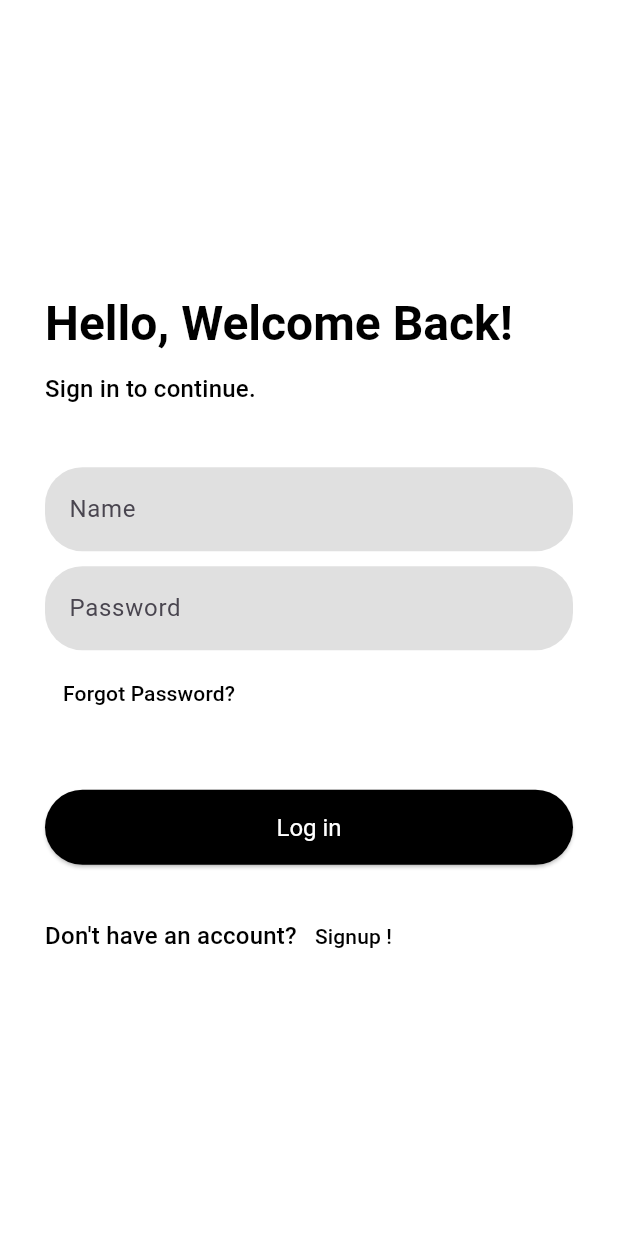
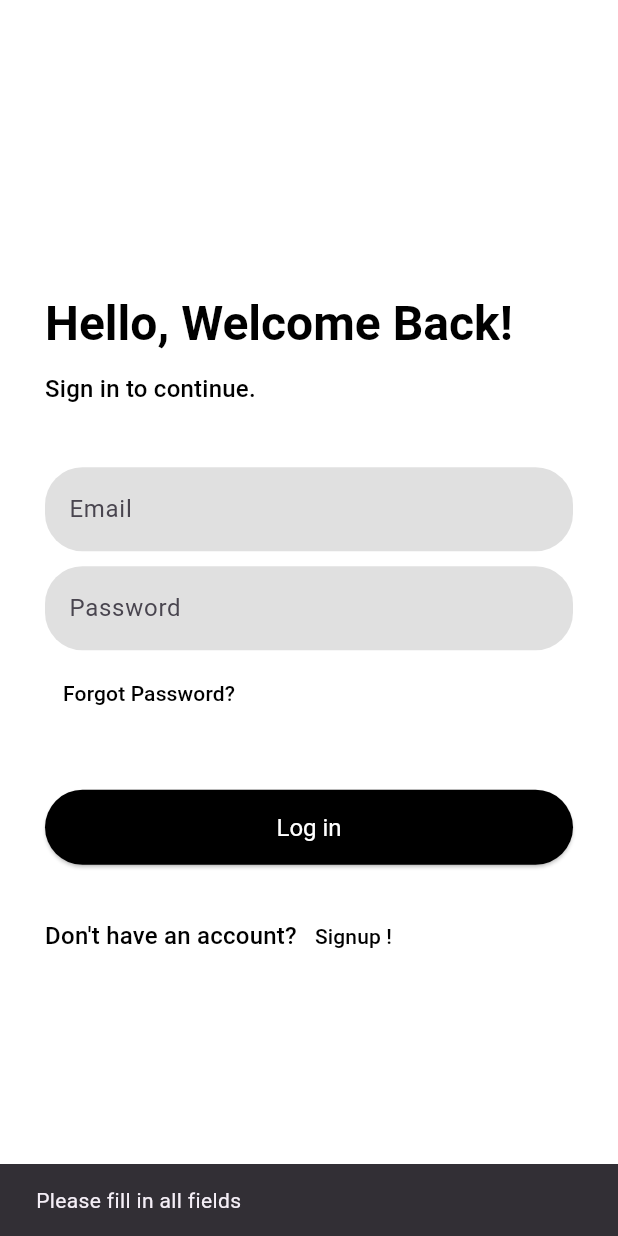
Before and after one commit to AhmedMohmmed33/Project3, a Flutter app: the screen it shows after launch, after a tap on "Log in", on a phone screen of 412 x 824 dp. Run offline on Flutter 3.47's test engine with Material 3 defaults, Android fonts, the phone set to English and light mode, and no system bars.

Commit message:
Update login_page.dart

```diff
--- a/lib/feature/auth/presentation/pages/login_page.dart
+++ b/lib/feature/auth/presentation/pages/login_page.dart
@@ -1,13 +1,52 @@
-// lib/feature/auth/presentation/pages/login_page.dart
-
+import 'dart:convert';
 import 'package:flutter/material.dart';
+import 'package:http/http.dart' as http;
 import 'signup_page.dart';
 
-class LoginPage extends StatelessWidget {
+class LoginPage extends StatefulWidget {
   const LoginPage({super.key});
 
-  Widget spacer() {
-    return const SizedBox(height: 20);
+  @override
+  State<LoginPage> createState() => _LoginPageState();
+}
+
+class _LoginPageState extends State<LoginPage> {
+  final TextEditingController emailController = TextEditingController();
+  final TextEditingController passwordController = TextEditingController();
+
+  Future<void> login() async {
+    final email = emailController.text.trim();
+    final password = passwordController.text.trim();
+
+    if (email.isEmpty || password.isEmpty) {
+      showSnackbar("Please fill in all fields");
+      return;
+    }
+
+    try {
+      final response = await http.post(
+        Uri.parse('http://192.168.1.7:5001/api/login'), // ✏️ غيّر الـ IP لو لازم
+        headers: {'Content-Type': 'application/json'},
+        body: jsonEncode({'email': email, 'password': password}),
+      );
+
+      if (response.statusCode == 200) {
+        final data = jsonDecode(response.body);
+        showSnackbar("Login Success ✅\nToken: ${data['token']}");
+        // Navigate to another page or store the token
+      } else {
+        final data = jsonDecode(response.body);
+        showSnackbar("Login failed ❌\n${data['message']}");
+      }
+    } catch (e) {
+      showSnackbar("Error: $e");
+    }
+  }
+
+  void showSnackbar(String message) {
+    ScaffoldMessenger.of(context).showSnackBar(
+      SnackBar(content: Text(message), duration: const Duration(seconds: 3)),
+    );
   }
 
   @override
@@ -19,26 +58,33 @@ class LoginPage extends StatelessWidget {
           mainAxisAlignment: MainAxisAlignment.center,
           crossAxisAlignment: CrossAxisAlignment.start,
           children: [
-            spacer(),
+            const SizedBox(height: 20),
             Text('Hello, Welcome Back!', style: Theme.of(context).textTheme.headlineLarge),
             const SizedBox(height: 12),
             Text('Sign in to continue.', style: Theme.of(context).textTheme.titleMedium),
             const SizedBox(height: 40),
-            TextField(obscureText: true, decoration: InputDecoration(labelText: 'Name')),
+            TextField(
+              controller: emailController,
+              decoration: const InputDecoration(labelText: 'Email'),
+            ),
             const SizedBox(height: 10),
-            TextField(obscureText: true, decoration: InputDecoration(labelText: 'Password')),
-            const SizedBox(height: 5.0),
-            TextButton(onPressed: () {}, child: const Text('Forgot Password?', style: TextStyle(color: Colors.black))),
+            TextField(
+              controller: passwordController,
+              obscureText: true,
+              decoration: const InputDecoration(labelText: 'Password'),
+            ),
+            const SizedBox(height: 5),
+            TextButton(
+              onPressed: () {},
+              child: const Text('Forgot Password?', style: TextStyle(color: Colors.black)),
+            ),
             const SizedBox(height: 40),
             ElevatedButton(
-              onPressed: () {},
+              onPressed: login,
               style: ElevatedButton.styleFrom(minimumSize: const Size.fromHeight(50)),
-              child: const Text('Log in', style: TextStyle(color: Colors.white, fontSize: 16),),
+              child: const Text('Log in', style: TextStyle(color: Colors.white, fontSize: 16)),
             ),
             const SizedBox(height: 24),
-            Center(
-              child: Column(
-                children: [
             Row(
               children: [
                 Text("Don't have an account?", style: Theme.of(context).textTheme.titleMedium),
@@ -56,9 +102,6 @@ class LoginPage extends StatelessWidget {
           ],
         ),
       ),
-          ],
-        ),
-      ),
     );
   }
 }
```
Lines whose indentation alone changed are shown as unchanged.
